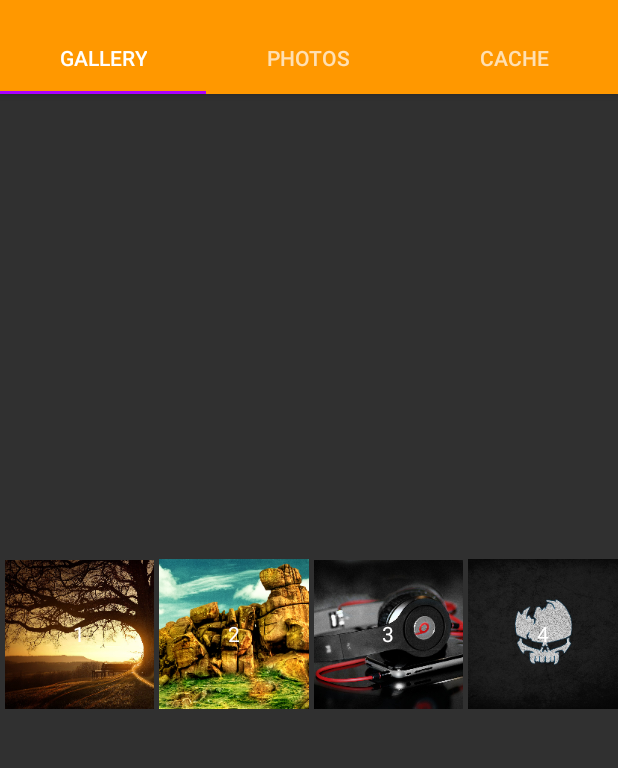
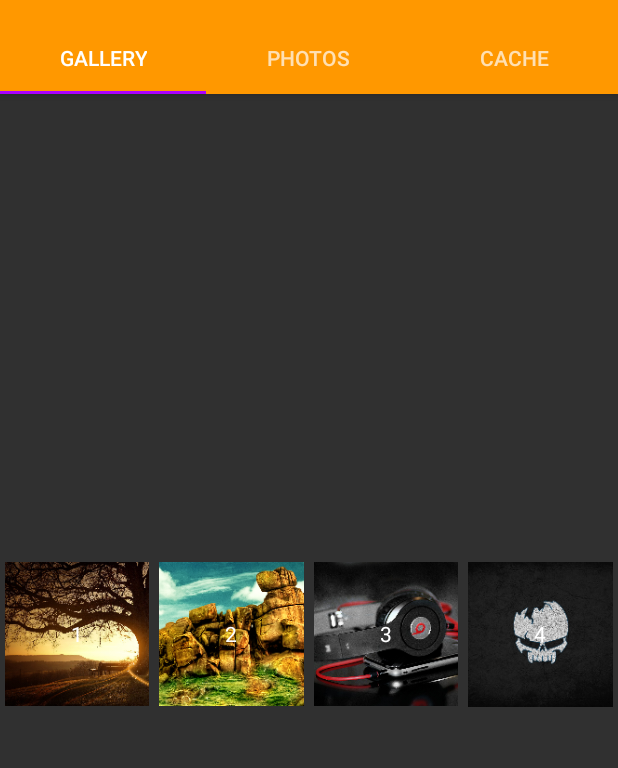
Before and after one commit to L1va/CreditTest, an Android app: the screen it shows after launch (ActivityMain), on a phone screen of 412 x 824 dp, the part 62-830 px from its top. Run offline under Robolectric (Android 15) with nearby library versions, the phone set to English and light mode, and no system bars.

Commit message:
refactoring, improvements and some new features

```diff
--- a/app/src/main/java/com/example/l1va/credittest/ActivityMain.java
+++ b/app/src/main/java/com/example/l1va/credittest/ActivityMain.java
@@ -14,10 +14,8 @@ import android.support.v4.widget.DrawerLayout;
 import android.support.v7.app.ActionBarDrawerToggle;
 import android.support.v7.app.AppCompatActivity;
 import android.support.v7.widget.Toolbar;
-import android.util.DisplayMetrics;
 import android.view.Menu;
 import android.view.MenuItem;
-import android.widget.Toast;
 
 public class ActivityMain extends AppCompatActivity {
 
@@ -38,12 +36,6 @@ public class ActivityMain extends AppCompatActivity {
         ActionBarDrawerToggle toggle = new ActionBarDrawerToggle(this, drawer, toolbar, R.string.navigation_drawer_open, R.string.navigation_drawer_close);
         drawer.setDrawerListener(toggle);
         toggle.syncState();
-
-        //TODO: use me
-        final DisplayMetrics displayMetrics = new DisplayMetrics();
-        getWindowManager().getDefaultDisplay().getMetrics(displayMetrics);
-
-        Toast.makeText(this, "metrics:" + displayMetrics.widthPixels + "_" + displayMetrics.heightPixels, Toast.LENGTH_LONG).show();
 
         final NavigationView navigationView = (NavigationView) findViewById(R.id.nav_view);
         navigationView.setNavigationItemSelectedListener(new OnNavigationItemSelectedListener());
--- a/app/src/main/java/com/example/l1va/credittest/ActivitySettings.java
+++ b/app/src/main/java/com/example/l1va/credittest/ActivitySettings.java
@@ -58,8 +58,9 @@ public class ActivitySettings extends AppCompatActivity {
         switch (theme) {
             case "Dark":
                 return R.style.AppThemeDark;
+            default:
+                return R.style.AppThemeLight;
         }
-        return R.style.AppThemeLight;
     }
 
     public static int getThemeNoActionBar(Context context) {
@@ -70,12 +71,13 @@ public class ActivitySettings extends AppCompatActivity {
         switch (theme) {
             case "Dark":
                 return R.style.AppThemeDark_NoActionBar;
+            default:
+                return R.style.AppThemeLight_NoActionBar;
         }
-        return R.style.AppThemeLight_NoActionBar;
     }
 
     public static int getCellsCount(Context context) {
-        return PreferenceManager.getDefaultSharedPreferences(context).getInt(context.getString(R.string.list_cells_count_key), 4);
+        return Integer.parseInt(PreferenceManager.getDefaultSharedPreferences(context).getString(context.getString(R.string.list_cells_count_key), "4"));
     }
 
 }
--- a/app/src/main/java/com/example/l1va/credittest/FragmentGrid.java
+++ b/app/src/main/java/com/example/l1va/credittest/FragmentGrid.java
@@ -3,10 +3,8 @@ package com.example.l1va.credittest;
 import android.app.ActivityOptions;
 import android.content.Context;
 import android.content.Intent;
-import android.content.res.Resources;
-import android.graphics.Bitmap;
+import android.graphics.Point;
 import android.graphics.Rect;
-import android.graphics.drawable.BitmapDrawable;
 import android.os.Build;
 import android.os.Bundle;
 import android.support.v4.app.Fragment;
@@ -18,7 +16,6 @@ import android.view.ViewGroup;
 import android.widget.ImageView;
 import android.widget.RelativeLayout;
 import android.widget.TextView;
-import android.widget.Toast;
 
 import com.example.l1va.credittest.entity.PictureData;
 import com.example.l1va.credittest.utils.BitmapUtils;
@@ -32,6 +29,8 @@ public class FragmentGrid extends Fragment {
 
     private final int ROWS_COUNT_TO_LOAD = 10;
 
+    // private int
+
     @Override
     public View onCreateView(LayoutInflater inflater, ViewGroup container,
                              Bundle savedInstanceState) {
@@ -43,8 +42,8 @@ public class FragmentGrid extends Fragment {
         GridLayoutManager gridLayoutManager = new GridLayoutManager(context, inRowCellsCount);
         gridView.setLayoutManager(gridLayoutManager);
 
-        pictures = BitmapUtils.loadPhotos(null, getContext().getResources(), ROWS_COUNT_TO_LOAD, inRowCellsCount);
-        final GridAdapter adapter = new GridAdapter();
+        pictures = BitmapUtils.loadPhotos(null, ROWS_COUNT_TO_LOAD, inRowCellsCount);
+        final GridAdapter adapter = new GridAdapter(inRowCellsCount);
         gridView.setAdapter(adapter);
 
         gridView.addItemDecoration(new RecyclerView.ItemDecoration() {
@@ -53,12 +52,13 @@ public class FragmentGrid extends Fragment {
                 outRect.top = 5;
                 outRect.left = 5;
                 outRect.bottom = 5;
+                outRect.right = 5;
             }
         });
         gridView.addOnScrollListener(new EndlessRecyclerViewScrollListener(gridLayoutManager) {
             @Override
             public void onLoadMore(int page, int totalItemsCount) {
-                ArrayList<PictureData> loaded = BitmapUtils.loadPhotos(pictures, getContext().getResources(), ROWS_COUNT_TO_LOAD, inRowCellsCount);
+                ArrayList<PictureData> loaded = BitmapUtils.loadPhotos(pictures, ROWS_COUNT_TO_LOAD, inRowCellsCount);
                 int curSize = adapter.getItemCount();
                 pictures.addAll(loaded);
                 adapter.notifyItemRangeInserted(curSize, pictures.size() - 1);
@@ -83,14 +83,17 @@ public class FragmentGrid extends Fragment {
 
     private class GridAdapter extends RecyclerView.Adapter<GridHolder> {
 
-        private Resources resources;
         private LayoutInflater layoutInflater;
         private ThumbnailClickListener thumbnailClickListener;
+        private int thumbnailWidth;
 
-        private GridAdapter() {
-            resources = getContext().getResources();
+        private GridAdapter(int inRowCellsCount) {
             layoutInflater = (LayoutInflater) getContext().getSystemService(Context.LAYOUT_INFLATER_SERVICE);
             thumbnailClickListener = new ThumbnailClickListener();
+
+            final Point pSize = new Point();
+            getActivity().getWindowManager().getDefaultDisplay().getSize(pSize);
+            thumbnailWidth = pSize.x / inRowCellsCount + 1;
         }
 
         @Override
@@ -108,7 +111,7 @@ public class FragmentGrid extends Fragment {
             PictureData pictureData = pictures.get(position);
 
             holder.container.setTag(pictureData);
-            holder.imageView.setImageBitmap(BitmapUtils.getThumbnail(getResources(), pictureData.getResourceId()));
+            holder.imageView.setImageBitmap(BitmapUtils.getThumbnailByWidth(getResources(), pictureData.getResourceId(), thumbnailWidth));
             holder.textView.setText(String.valueOf(position + 1));
         }
 
@@ -122,40 +125,15 @@ public class FragmentGrid extends Fragment {
 
         @Override
         public void onClick(View v) {
+            PictureData data = (PictureData) v.getTag();
+            Intent subActivity = new Intent(getContext(), ActivityImage.class);
+            subActivity.putExtra(getString(R.string.thumbnail_id_key), data.getResourceId());
+
             if (Build.VERSION.SDK_INT >= Build.VERSION_CODES.LOLLIPOP) {
-                PictureData data = (PictureData) v.getTag();
-                Intent subActivity = new Intent(getContext(), ActivityImage.class);
-                subActivity.putExtra(getString(R.string.thumbnail_id_key), data.getResourceId());
-                getContext().startActivity(subActivity,
-                        ActivityOptions.makeSceneTransitionAnimation((ActivityMain) getContext(), v.findViewById(R.id.thumbnail), getString(R.string.image_transition_key)).toBundle());
+                getContext().startActivity(subActivity, ActivityOptions.makeSceneTransitionAnimation((ActivityMain) getContext(), v.findViewById(R.id.thumbnail), getString(R.string.image_transition_key)).toBundle());
             } else {
-                Toast.makeText(getActivity(), "Unsupported version! Support only starting from Lollipop", Toast.LENGTH_LONG).show();
+                startActivity(subActivity);
             }
-            /* else {
-                // Interesting data to pass across are the thumbnail size/location, the
-                // resourceId of the source bitmap, the picture description, and the
-                // orientation (to avoid returning back to an obsolete configuration if
-                // the device rotates again in the meantime)
-                int[] screenLocation = new int[2];
-                v.getLocationOnScreen(screenLocation);
-                PictureData info = (PictureData) v.getTag();
-                Intent subActivity = new Intent(ActivityAnimations.this,
-                        PictureDetailsActivity.class);
-                int orientation = getResources().getConfiguration().orientation;
-                subActivity.
-                        putExtra(PACKAGE + ".orientation", orientation).
-                        putExtra(PACKAGE + ".resourceId", info.resourceId).
-                        putExtra(PACKAGE + ".left", screenLocation[0]).
-                        putExtra(PACKAGE + ".top", screenLocation[1]).
-                        putExtra(PACKAGE + ".width", v.getWidth()).
-                        putExtra(PACKAGE + ".height", v.getHeight()).
-                        putExtra(PACKAGE + ".description", info.description);
-                startActivity(subActivity);
-
-                // Override transitions: we don't want the normal window animation in addition
-                // to our custom one
-                overridePendingTransition(0, 0);
-            }*/
         }
     }
 
--- a/app/src/main/java/com/example/l1va/credittest/utils/BitmapUtils.java
+++ b/app/src/main/java/com/example/l1va/credittest/utils/BitmapUtils.java
@@ -9,6 +9,7 @@ import com.example.l1va.credittest.R;
 
 import java.util.ArrayList;
 import java.util.HashMap;
+import java.util.Map;
 
 public class BitmapUtils {
 
@@ -21,11 +22,11 @@ public class BitmapUtils {
             R.drawable.p6,
     };
 
-    private static HashMap<Integer, Bitmap> sBitmapResourceMap = new HashMap<Integer, Bitmap>();
-    private static HashMap<Integer, Bitmap> thumbnailsMap = new HashMap<Integer, Bitmap>();
+    private static Map<Integer, Bitmap> sBitmapResourceMap = new HashMap<>();
+    private static Map<Integer,Map<Integer,Bitmap>> thumbnailsMap = new HashMap<>();
 
-    public static ArrayList<PictureData> loadPhotos(ArrayList<PictureData> loaded, Resources resources, int rows, int inRow) {
-        ArrayList<PictureData> pictures = new ArrayList<PictureData>();
+    public static ArrayList<PictureData> loadPhotos(ArrayList<PictureData> loaded, int rows, int inRow) {
+        ArrayList<PictureData> pictures = new ArrayList<>();
         for (int i = 0; i < rows; ++i) {
             for (int j = 0; j < inRow; ++j) {
                 int id = (int) (Math.random() * mPhotos.length);
@@ -88,26 +89,29 @@ public class BitmapUtils {
         return bitmap;
     }
 
-    private static final int MAX_DIMENSION = 200;
-
-    public static Bitmap getThumbnail(Resources resources, int resourceId) {
-        Bitmap thumbnail = thumbnailsMap.get(resourceId);
+    public static Bitmap getThumbnailByWidth(Resources resources, int resourceId, int thumbnailWidth) {
+        Map<Integer,Bitmap> mapSize = thumbnailsMap.get(resourceId);
+        if (mapSize == null) {
+            mapSize = new HashMap<>();
+            thumbnailsMap.put(resourceId,mapSize);
+        }
+        Bitmap thumbnail = mapSize.get(thumbnailWidth);
         if (thumbnail == null) {
             Bitmap original = getBitmap(resources,resourceId);
             int width = original.getWidth();
             int height = original.getHeight();
             int scaledWidth, scaledHeight;
             if (width >= height) {
-                float scaleFactor = (float) MAX_DIMENSION / width;
-                scaledWidth = MAX_DIMENSION;
+                float scaleFactor = (float) thumbnailWidth / width;
+                scaledWidth = thumbnailWidth;
                 scaledHeight = (int) (scaleFactor * height);
             } else {
-                float scaleFactor = (float) MAX_DIMENSION / height;
+                float scaleFactor = (float) thumbnailWidth / height;
                 scaledWidth = (int) (scaleFactor * width);
-                scaledHeight = MAX_DIMENSION;
+                scaledHeight = thumbnailWidth;
             }
             thumbnail = Bitmap.createScaledBitmap(original, scaledWidth, scaledHeight, true);
-            thumbnailsMap.put(resourceId, thumbnail);
+            mapSize.put(thumbnailWidth, thumbnail);
         }
         return thumbnail;
     }
--- a/app/src/main/res/values/strings.xml
+++ b/app/src/main/res/values/strings.xml
@@ -34,6 +34,9 @@
     <string name="light_theme">Light</string>
     <string name="dark_theme">Dark</string>
 
+    <string name="theme_category">Theme</string>
+    <string name="cells_count_category">Grid Settings</string>
+
     <string-array name="themesArray">
         <item>@string/light_theme</item>
         <item>@string/dark_theme</item>
--- a/app/src/main/res/xml/settings_fragment.xml
+++ b/app/src/main/res/xml/settings_fragment.xml
@@ -2,7 +2,7 @@
 
 <PreferenceScreen xmlns:android="http://schemas.android.com/apk/res/android">
 
-    <PreferenceCategory android:title="Themes">
+    <PreferenceCategory android:title="@string/theme_category">
 
         <ListPreference
             android:defaultValue="0"
@@ -12,7 +12,7 @@
             android:title="@string/theme_preferences_pick" />
     </PreferenceCategory>
 
-    <PreferenceCategory android:title="Grid Settings">
+    <PreferenceCategory android:title="@string/cells_count_category">
         <ListPreference
             android:defaultValue="4"
             android:entries="@array/cellsCountArray"
```
Also changed, not shown: app/src/main/java/com/example/l1va/credittest/ActivityImage.java (+6 -31 lines), app/src/main/res/layout/activity_image.xml (+7 -2 lines), 4 other files.
